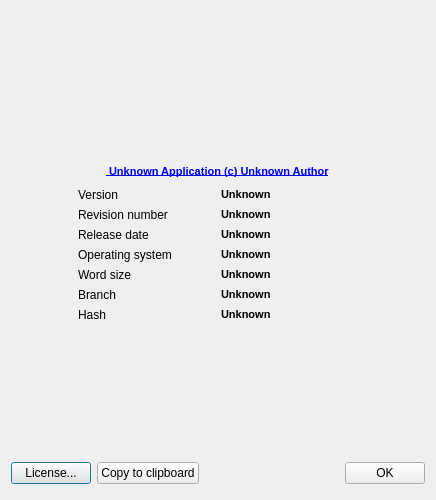
Above: src/Gui/AboutApplication.ui from berndhahnebach/All_FreeCAD before the change. Below: the same form after it.
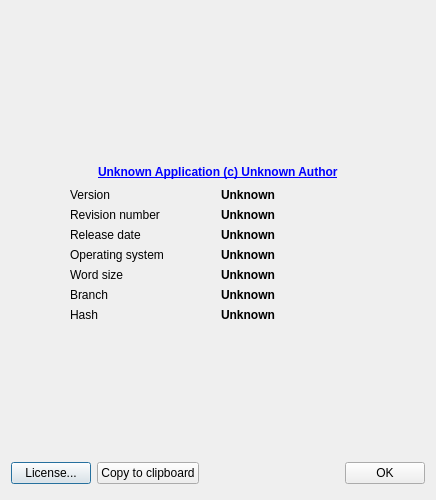
That is the form after the change. Icons and pictures are not drawn. Custom widgets are drawn as their Qt base class.

Commit message: fixes #0001556: About dialog font size is smaller on Mac

The edit to the form file:
```diff
--- a/src/Gui/AboutApplication.ui
+++ b/src/Gui/AboutApplication.ui
@@ -88,7 +88,7 @@
        <item>
         <widget class="Gui::UrlLabel" name="labelAuthor">
          <property name="text">
-          <string notr="true">&lt;html&gt;&lt;head&gt;&lt;meta name=&quot;qrichtext&quot; content=&quot;1&quot; /&gt;&lt;/head&gt;&lt;body style=&quot; white-space: pre-wrap; font-family:MS Shell Dlg 2; font-size:7.8pt; font-weight:400; font-style:normal; text-decoration:none;&quot;&gt;&lt;p style=&quot; margin-top:0px; margin-bottom:0px; margin-left:0px; margin-right:0px; -qt-block-indent:0; text-indent:0px; font-size:8pt;&quot;&gt;&lt;span style=&quot; font-weight:600; text-decoration: underline; color:#0000ff;&quot;&gt; Unknown Application (c) Unknown Author&lt;/span&gt;&lt;/p&gt;&lt;/body&gt;&lt;/html&gt;</string>
+          <string notr="true">&lt;html&gt;&lt;head/&gt;&lt;body&gt;&lt;p&gt;&lt;span style=&quot; font-family: MS Shell Dlg 2; font-weight:600; text-decoration: underline; color:#0000ff;&quot;&gt; Unknown Application (c) Unknown Author&lt;/span&gt;&lt;/p&gt;&lt;/body&gt;&lt;/html&gt;</string>
          </property>
         </widget>
        </item>
@@ -125,7 +125,7 @@
        <item row="4" column="1">
         <widget class="QLabel" name="labelBuildPlatform">
          <property name="text">
-          <string notr="true">&lt;html&gt;&lt;head&gt;&lt;meta name=&quot;qrichtext&quot; content=&quot;1&quot; /&gt;&lt;/head&gt;&lt;body style=&quot; white-space: pre-wrap; font-family:MS Shell Dlg 2; font-size:7.8pt; font-weight:400; font-style:normal; text-decoration:none;&quot;&gt;&lt;p style=&quot; margin-top:0px; margin-bottom:0px; margin-left:0px; margin-right:0px; -qt-block-indent:0; text-indent:0px; font-size:8pt;&quot;&gt;&lt;span style=&quot; font-weight:600;&quot;&gt;Unknown&lt;/span&gt;&lt;/p&gt;&lt;/body&gt;&lt;/html&gt;</string>
+          <string notr="true">&lt;html&gt;&lt;head/&gt;&lt;body&gt;&lt;p&gt;&lt;span style=&quot; font-family: MS Shell Dlg 2; font-weight:600;&quot;&gt;Unknown&lt;/span&gt;&lt;/p&gt;&lt;/body&gt;&lt;/html&gt;</string>
          </property>
         </widget>
        </item>
@@ -139,14 +139,14 @@
        <item row="1" column="1">
         <widget class="QLabel" name="labelBuildRevision">
          <property name="text">
-          <string notr="true">&lt;html&gt;&lt;head&gt;&lt;meta name=&quot;qrichtext&quot; content=&quot;1&quot; /&gt;&lt;/head&gt;&lt;body style=&quot; white-space: pre-wrap; font-family:MS Shell Dlg 2; font-size:7.8pt; font-weight:400; font-style:normal; text-decoration:none;&quot;&gt;&lt;p style=&quot; margin-top:0px; margin-bottom:0px; margin-left:0px; margin-right:0px; -qt-block-indent:0; text-indent:0px; font-size:8pt;&quot;&gt;&lt;span style=&quot; font-weight:600;&quot;&gt;Unknown&lt;/span&gt;&lt;/p&gt;&lt;/body&gt;&lt;/html&gt;</string>
+          <string notr="true">&lt;html&gt;&lt;head/&gt;&lt;body&gt;&lt;p&gt;&lt;span style=&quot; font-family: MS Shell Dlg 2; font-weight:600;&quot;&gt;Unknown&lt;/span&gt;&lt;/p&gt;&lt;/body&gt;&lt;/html&gt;</string>
          </property>
         </widget>
        </item>
        <item row="2" column="1">
         <widget class="QLabel" name="labelBuildDate">
          <property name="text">
-          <string notr="true">&lt;html&gt;&lt;head&gt;&lt;meta name=&quot;qrichtext&quot; content=&quot;1&quot; /&gt;&lt;/head&gt;&lt;body style=&quot; white-space: pre-wrap; font-family:MS Shell Dlg 2; font-size:7.8pt; font-weight:400; font-style:normal; text-decoration:none;&quot;&gt;&lt;p style=&quot; margin-top:0px; margin-bottom:0px; margin-left:0px; margin-right:0px; -qt-block-indent:0; text-indent:0px; font-size:8pt;&quot;&gt;&lt;span style=&quot; font-weight:600;&quot;&gt;Unknown&lt;/span&gt;&lt;/p&gt;&lt;/body&gt;&lt;/html&gt;</string>
+          <string notr="true">&lt;html&gt;&lt;head/&gt;&lt;body&gt;&lt;p&gt;&lt;span style=&quot; font-family: MS Shell Dlg 2; font-weight:600;&quot;&gt;Unknown&lt;/span&gt;&lt;/p&gt;&lt;/body&gt;&lt;/html&gt;</string>
          </property>
         </widget>
        </item>
@@ -160,7 +160,7 @@
        <item row="0" column="1">
         <widget class="QLabel" name="labelBuildVersion">
          <property name="text">
-          <string notr="true">&lt;html&gt;&lt;head&gt;&lt;meta name=&quot;qrichtext&quot; content=&quot;1&quot; /&gt;&lt;/head&gt;&lt;body style=&quot; white-space: pre-wrap; font-family:MS Shell Dlg 2; font-size:7.8pt; font-weight:400; font-style:normal; text-decoration:none;&quot;&gt;&lt;p style=&quot; margin-top:0px; margin-bottom:0px; margin-left:0px; margin-right:0px; -qt-block-indent:0; text-indent:0px; font-size:8pt;&quot;&gt;&lt;span style=&quot; font-weight:600;&quot;&gt;Unknown&lt;/span&gt;&lt;/p&gt;&lt;/body&gt;&lt;/html&gt;</string>
+          <string notr="true">&lt;html&gt;&lt;head/&gt;&lt;body&gt;&lt;p&gt;&lt;span style=&quot; font-family: MS Shell Dlg 2; font-weight:600;&quot;&gt;Unknown&lt;/span&gt;&lt;/p&gt;&lt;/body&gt;&lt;/html&gt;</string>
          </property>
         </widget>
        </item>
@@ -181,14 +181,14 @@
        <item row="6" column="1">
         <widget class="QLabel" name="labelBuildBranch">
          <property name="text">
-          <string notr="true">&lt;html&gt;&lt;head&gt;&lt;meta name=&quot;qrichtext&quot; content=&quot;1&quot; /&gt;&lt;/head&gt;&lt;body style=&quot; white-space: pre-wrap; font-family:MS Shell Dlg 2; font-size:7.8pt; font-weight:400; font-style:normal; text-decoration:none;&quot;&gt;&lt;p style=&quot; margin-top:0px; margin-bottom:0px; margin-left:0px; margin-right:0px; -qt-block-indent:0; text-indent:0px; font-size:8pt;&quot;&gt;&lt;span style=&quot; font-weight:600;&quot;&gt;Unknown&lt;/span&gt;&lt;/p&gt;&lt;/body&gt;&lt;/html&gt;</string>
+          <string notr="true">&lt;html&gt;&lt;head/&gt;&lt;body&gt;&lt;p&gt;&lt;span style=&quot; font-family: MS Shell Dlg 2; font-weight:600;&quot;&gt;Unknown&lt;/span&gt;&lt;/p&gt;&lt;/body&gt;&lt;/html&gt;</string>
          </property>
         </widget>
        </item>
        <item row="7" column="1">
         <widget class="QLabel" name="labelBuildHash">
          <property name="text">
-          <string notr="true">&lt;html&gt;&lt;head&gt;&lt;meta name=&quot;qrichtext&quot; content=&quot;1&quot; /&gt;&lt;/head&gt;&lt;body style=&quot; white-space: pre-wrap; font-family:MS Shell Dlg 2; font-size:7.8pt; font-weight:400; font-style:normal; text-decoration:none;&quot;&gt;&lt;p style=&quot; margin-top:0px; margin-bottom:0px; margin-left:0px; margin-right:0px; -qt-block-indent:0; text-indent:0px; font-size:8pt;&quot;&gt;&lt;span style=&quot; font-weight:600;&quot;&gt;Unknown&lt;/span&gt;&lt;/p&gt;&lt;/body&gt;&lt;/html&gt;</string>
+          <string notr="true">&lt;html&gt;&lt;head/&gt;&lt;body&gt;&lt;p&gt;&lt;span style=&quot; font-family: MS Shell Dlg 2; font-weight:600;&quot;&gt;Unknown&lt;/span&gt;&lt;/p&gt;&lt;/body&gt;&lt;/html&gt;</string>
          </property>
         </widget>
        </item>
@@ -209,7 +209,7 @@
        <item row="3" column="1">
         <widget class="QLabel" name="labelBuildOS">
          <property name="text">
-          <string notr="true">&lt;html&gt;&lt;head&gt;&lt;meta name=&quot;qrichtext&quot; content=&quot;1&quot; /&gt;&lt;/head&gt;&lt;body style=&quot; white-space: pre-wrap; font-family:MS Shell Dlg 2; font-size:7.8pt; font-weight:400; font-style:normal; text-decoration:none;&quot;&gt;&lt;p style=&quot; margin-top:0px; margin-bottom:0px; margin-left:0px; margin-right:0px; -qt-block-indent:0; text-indent:0px; font-size:8pt;&quot;&gt;&lt;span style=&quot; font-weight:600;&quot;&gt;Unknown&lt;/span&gt;&lt;/p&gt;&lt;/body&gt;&lt;/html&gt;</string>
+          <string notr="true">&lt;html&gt;&lt;head/&gt;&lt;body&gt;&lt;p&gt;&lt;span style=&quot; font-family: MS Shell Dlg 2; font-weight:600;&quot;&gt;Unknown&lt;/span&gt;&lt;/p&gt;&lt;/body&gt;&lt;/html&gt;</string>
          </property>
         </widget>
        </item>
```
The commit also changes 1 other file.
